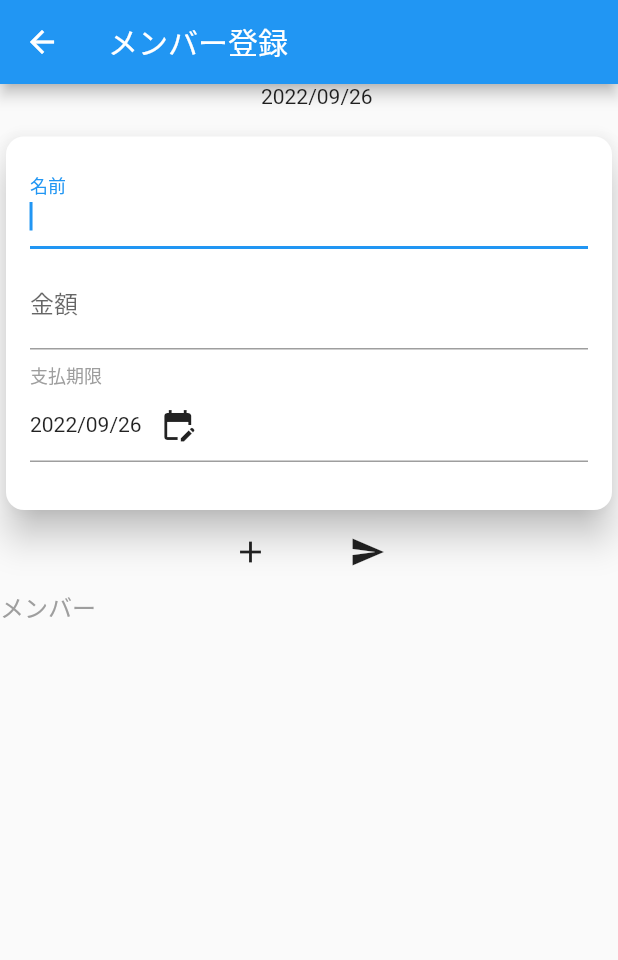
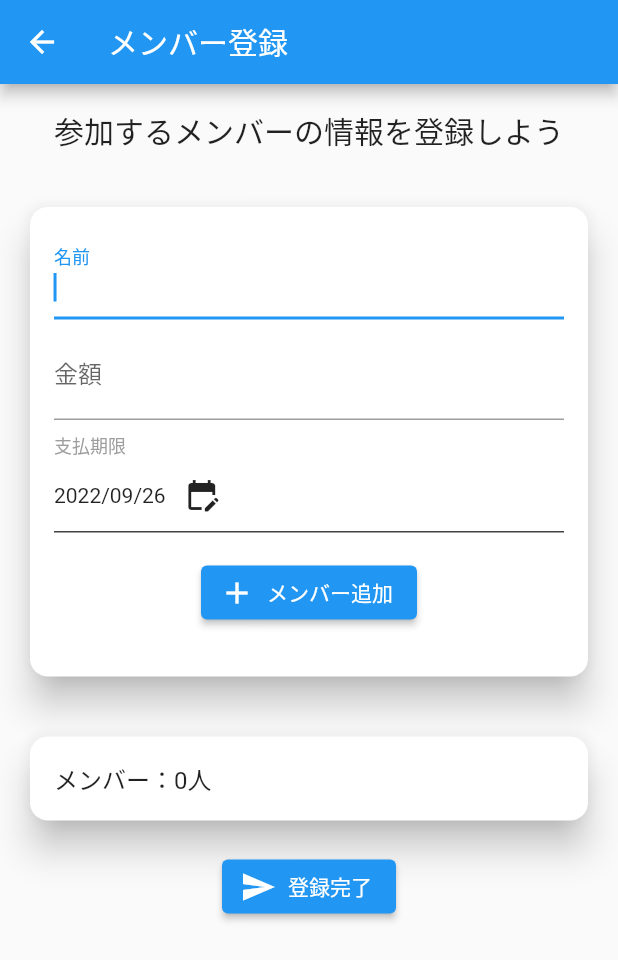
Before and after one commit to jack-app/ideathon-summer-team2, a Flutter app: the MemberRegisterPage screen opened directly with empty values, on a phone screen of 412 x 824 dp. Shown: the top 960 px of the screen. Run offline on Flutter 3.47's test engine with Material 2 defaults, Android fonts, the phone set to English and light mode, and no system bars; our stand-ins replace cloud_firestore, firebase_auth, firebase_core; missing offline and left inert: dart:html; accounts and stored records are empty.

Commit message:
[fix] uiの調整

```diff
--- a/lib/hiraku/MemberRegister.dart
+++ b/lib/hiraku/MemberRegister.dart
@@ -109,11 +109,19 @@ class _MemberRegisterPageState extends State<MemberRegisterPage> {
         // ListViewを使いリスト一覧を表示
         body: SingleChildScrollView(
           child: Column(children: [
-            Text(_EventName + '   ' + outputFormat.format(_EventDate)),
-            const SizedBox(height: 15),
+            Padding(
+                padding: EdgeInsets.all(16),
+                child: Text(
+                  '参加するメンバーの情報を登録しよう',
+                  style: TextStyle(
+                    fontSize: 20,
+                  ),
+                )),
 
             // メンバーのフォーム
-            Card(
+            Padding(
+                padding: EdgeInsets.only(top: 16.0, left: 16.0, right: 16.0),
+                child: Card(
                     color: Colors.white,
                     shape: RoundedRectangleBorder(
                       borderRadius: BorderRadius.circular(12.0),
@@ -173,35 +181,32 @@ class _MemberRegisterPageState extends State<MemberRegisterPage> {
                             ),
                             Container(
                               height: 1.0,
-                          color: Colors.grey,
+                              color: Colors.grey[800],
                             ),
 
-                        // 注意書きのテキスト
-                        Text(
-                          FormExceptionText,
-                          style: TextStyle(
-                            color: Colors.red,
+                            const SizedBox(height: 16),
+
+                            ElevatedButton.icon(
+                              icon: const Icon(
+                                Icons.add,
+                                color: Colors.white,
                               ),
+                              label: const Text('メンバー追加'),
+                              style: ElevatedButton.styleFrom(
+                                primary: Colors.blue,
+                                onPrimary: Colors.white,
+                                fixedSize: Size.fromHeight(30),
                               ),
-                      ],
-                    ))),
-            Column(children: <Widget>[
-              Row(
-                  mainAxisAlignment: MainAxisAlignment.center,
-                  children: <Widget>[
-                    // メンバーを追加するボタン
-                    IconButton(
-                      icon: const Icon(Icons.add),
-                      tooltip: 'メンバー追加',
                               onPressed: () {
-                        if (NewMemberName != "" && NewMemberPaymentStr != "") {
+                                if (NewMemberName != "" &&
+                                    NewMemberPaymentStr != "") {
                                   try {
                                     setState(() {
                                       // メンバーの追加
                                       MemberList.add({
                                         'name': NewMemberName, // 名前
-                                'payment':
-                                    int.parse(NewMemberPaymentStr), // 支払金額
+                                        'payment': int.parse(
+                                            NewMemberPaymentStr), // 支払金額
                                         'deadline': NewMemberDeadline,
                                       });
                                       // 新しいメンバーの値を初期化
@@ -237,13 +242,109 @@ class _MemberRegisterPageState extends State<MemberRegisterPage> {
                                 }
                               },
                             ),
+                            // 注意書きのテキスト
+                            Text(
+                              FormExceptionText,
+                              style: TextStyle(
+                                color: Colors.red,
+                              ),
+                            ),
+                          ],
+                        )))),
 
-                    const SizedBox(width: 30),
+            Padding(
+                padding: EdgeInsets.only(top: 32.0, left: 16.0, right: 16.0),
+                child: Card(
+                    color: Colors.white,
+                    shape: RoundedRectangleBorder(
+                      borderRadius: BorderRadius.circular(12.0),
+                    ),
+                    elevation: 10.0,
+                    child: Column(
+                      children: <Widget>[
+                        // メンバーのカードとフォームのスタート
+                        Padding(
+                            padding: EdgeInsets.all(16),
+                            child: Column(
+                              children: [
+                                Container(
+                                  width: double.infinity,
+                                  child: Text(
+                                    'メンバー：' +
+                                        MemberList.length.toString() +
+                                        '人',
+                                    textAlign: TextAlign.left,
+                                    style: TextStyle(
+                                      fontSize: 16.0,
+                                    ),
+                                  ),
+                                ),
+                                // 確定したメンバーのリスト表示
+                                ListView.builder(
+                                  // ListViewをColumn内で使うときはこれを書かないとダメらしい
+                                  shrinkWrap: true,
+                                  physics: const NeverScrollableScrollPhysics(),
 
+                                  itemCount: MemberList.length,
+                                  itemBuilder: (context, index) {
+                                    return Padding(
+                                        padding: EdgeInsets.only(top: 16),
+                                        child: Card(
+                                          elevation: 5.0,
+                                          child: ListTile(
+                                            leading: Icon(Icons.account_circle),
+                                            title:
+                                                Text(MemberList[index]['name']),
+                                            subtitle: Text('金額' +
+                                                MemberList[index]['payment']
+                                                    .toString() +
+                                                '円   期限:' +
+                                                outputFormat.format(
+                                                    MemberList[index]
+                                                        ['deadline'])),
+
+                                            //右側にボタンを配置
+                                            trailing: Row(
+                                              // これを書かないとレイアウトが崩れる
+                                              mainAxisSize: MainAxisSize.min,
+
+                                              children: <Widget>[
+                                                // メンバー削除ボタン
+                                                IconButton(
+                                                  tooltip: '削除',
+                                                  onPressed: () {
+                                                    setState(() {
+                                                      // リスト削除
+                                                      MemberList.removeAt(
+                                                          index);
+                                                    });
+                                                  },
+                                                  icon: Icon(Icons.delete),
+                                                ),
+                                              ],
+                                            ),
+                                          ),
+                                        ));
+                                  },
+                                ),
+                              ],
+                            )),
+                      ],
+                    ))),
+
+            const SizedBox(height: 16),
             // イベント登録ボタン
-                    IconButton(
-                      icon: const Icon(Icons.send),
-                      tooltip: 'イベント登録',
+            ElevatedButton.icon(
+                icon: const Icon(
+                  Icons.send,
+                  color: Colors.white,
+                ),
+                label: const Text('登録完了'),
+                style: ElevatedButton.styleFrom(
+                  primary: Colors.blue,
+                  onPrimary: Colors.white,
+                  fixedSize: Size.fromHeight(30),
+                ),
                 onPressed: () async {
                   String EventDocID = generateNonce(20);
                   // ドキュメント作成
@@ -256,9 +357,7 @@ class _MemberRegisterPageState extends State<MemberRegisterPage> {
                     'date': _EventDate,
                   }); // データ
 
-                        for (var index = 0;
-                            index < MemberList.length;
-                            index++) {
+                  for (var index = 0; index < MemberList.length; index++) {
                     await FirebaseFirestore.instance
                         .collection('events')
                         .doc(EventDocID)
@@ -273,64 +372,8 @@ class _MemberRegisterPageState extends State<MemberRegisterPage> {
                   // 1つ前の画面に戻る
                   Navigator.of(context).pop();
                   Navigator.of(context).pop();
-                      },
-                    ),
-                  ]),
-            ]),
-
-            // メンバーのカードとフォームのスタート
-            Container(
-              width: double.infinity,
-              child: Text(
-                'メンバー',
-                textAlign: TextAlign.left,
-                style: TextStyle(
-                  color: Colors.grey,
-                  fontSize: 16.0,
-                ),
-              ),
-            ),
-
-            // 確定したメンバーのリスト表示
-            ListView.builder(
-              // ListViewをColumn内で使うときはこれを書かないとダメらしい
-              shrinkWrap: true,
-              physics: const NeverScrollableScrollPhysics(),
-
-              itemCount: MemberList.length,
-              itemBuilder: (context, index) {
-                return Card(
-                  child: ListTile(
-                    leading: Icon(Icons.account_circle),
-                    title: Text(MemberList[index]['name']),
-                    subtitle: Text('金額' +
-                        MemberList[index]['payment'].toString() +
-                        '円   期限:' +
-                        outputFormat.format(MemberList[index]['deadline'])),
-
-                    //右側にボタンを配置
-                    trailing: Row(
-                      // これを書かないとレイアウトが崩れる
-                      mainAxisSize: MainAxisSize.min,
-
-                      children: <Widget>[
-                        // メンバー削除ボタン
-                        IconButton(
-                          tooltip: '削除',
-                          onPressed: () {
-                            setState(() {
-                              // リスト削除
-                              MemberList.removeAt(index);
-                            });
-                          },
-                          icon: Icon(Icons.delete),
-                        ),
-                      ],
-                    ),
-                  ),
-                );
-              },
-            ),
+                }),
+            const SizedBox(height: 16),
           ]),
         ));
   }
```
Also changed, not shown: lib/hiraku/EventRegister.dart (+37 -14 lines). Lines whose indentation alone changed are shown as unchanged.
